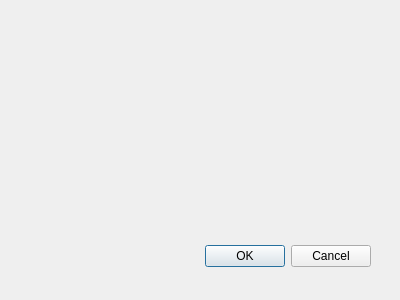
soda92/beijing_fushengji_rewrite, file form/net_cafe.ui: the form before one commit.
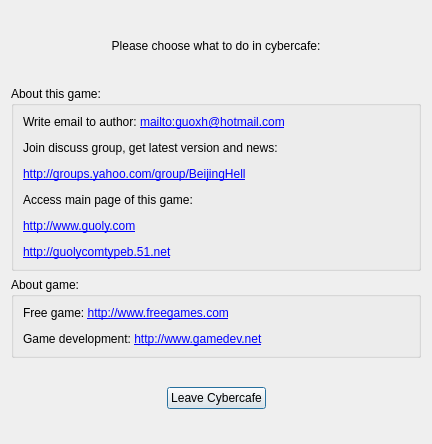
The form after the commit.

Commit message: add netcafe text and translation

The edit to the form file:
```diff
--- a/form/net_cafe.ui
+++ b/form/net_cafe.ui
@@ -6,8 +6,8 @@
    <rect>
     <x>0</x>
     <y>0</y>
-    <width>400</width>
-    <height>300</height>
+    <width>432</width>
+    <height>444</height>
    </rect>
   </property>
   <property name="acceptDrops">
@@ -16,22 +16,89 @@
   <property name="windowTitle">
    <string>net_bar_title</string>
   </property>
-  <widget class="QDialogButtonBox" name="buttonBox">
-   <property name="geometry">
-    <rect>
-     <x>30</x>
-     <y>240</y>
-     <width>341</width>
-     <height>32</height>
-    </rect>
-   </property>
-   <property name="orientation">
-    <enum>Qt::Orientation::Horizontal</enum>
-   </property>
-   <property name="standardButtons">
-    <set>QDialogButtonBox::StandardButton::Cancel|QDialogButtonBox::StandardButton::Ok</set>
-   </property>
-  </widget>
+  <layout class="QVBoxLayout" name="verticalLayout">
+   <item>
+    <widget class="QLabel" name="label">
+     <property name="text">
+      <string>Please choose what to do in cybercafe:</string>
+     </property>
+     <property name="alignment">
+      <set>Qt::AlignmentFlag::AlignCenter</set>
+     </property>
+    </widget>
+   </item>
+   <item>
+    <widget class="QGroupBox" name="groupBox">
+     <property name="title">
+      <string>About this game:</string>
+     </property>
+     <layout class="QGridLayout" name="gridLayout">
+      <item row="0" column="0">
+       <widget class="QLabel" name="label_2">
+        <property name="text">
+         <string>&lt;html&gt;&lt;head/&gt;&lt;body&gt;&lt;p&gt;Write email to author: &lt;a href=&quot;mailto:guoxh@hotmail.com&quot;&gt;&lt;span style=&quot; text-decoration: underline; color:#0000ff;&quot;&gt;mailto:guoxh@hotmail.com&lt;/span&gt;&lt;/a&gt;&lt;/p&gt;&lt;p&gt;&lt;a href=&quot;mailto:guoxh@hotmail.com&quot;&gt;&lt;/a&gt;&lt;span&gt;Join discuss group, get latest version and news:&lt;/span&gt;&lt;/p&gt;&lt;p&gt;&lt;a href=&quot;http://groups.yahoo.com/group/BeijingHell&quot;&gt;&lt;span style=&quot; text-decoration: underline; color:#0000ff;&quot;&gt;http://groups.yahoo.com/group/BeijingHell&lt;/span&gt;&lt;/a&gt;&lt;/p&gt;&lt;p&gt;Access main page of this game:&lt;/p&gt;&lt;p&gt;&lt;a href=&quot;http://www.guoly.com&quot;&gt;&lt;span style=&quot; text-decoration: underline; color:#0000ff;&quot;&gt;http://www.guoly.com&lt;/span&gt;&lt;/a&gt;&lt;/p&gt;&lt;p&gt;&lt;a href=&quot;http://guolycomtypeb.51.net&quot;&gt;&lt;span style=&quot; text-decoration: underline; color:#0000ff;&quot;&gt;http://guolycomtypeb.51.net&lt;/span&gt;&lt;/a&gt;&lt;/p&gt;&lt;/body&gt;&lt;/html&gt;</string>
+        </property>
+       </widget>
+      </item>
+     </layout>
+    </widget>
+   </item>
+   <item>
+    <widget class="QGroupBox" name="groupBox_2">
+     <property name="title">
+      <string>About game:</string>
+     </property>
+     <layout class="QGridLayout" name="gridLayout_2">
+      <item row="0" column="0">
+       <widget class="QLabel" name="label_3">
+        <property name="text">
+         <string>&lt;html&gt;&lt;head/&gt;&lt;body&gt;&lt;p&gt;Free game: &lt;a href=&quot;http://www.freegames.com&quot;&gt;&lt;span style=&quot; text-decoration: underline; color:#0000ff;&quot;&gt;http://www.freegames.com&lt;/span&gt;&lt;/a&gt;&lt;/p&gt;&lt;p&gt;Game development: &lt;a href=&quot;http://www.gamedev.net&quot;&gt;&lt;span style=&quot; text-decoration: underline; color:#0000ff;&quot;&gt;http://www.gamedev.net&lt;/span&gt;&lt;/a&gt;&lt;/p&gt;&lt;/body&gt;&lt;/html&gt;</string>
+        </property>
+       </widget>
+      </item>
+     </layout>
+    </widget>
+   </item>
+   <item>
+    <widget class="QWidget" name="widget" native="true">
+     <layout class="QHBoxLayout" name="horizontalLayout">
+      <item>
+       <spacer name="horizontalSpacer">
+        <property name="orientation">
+         <enum>Qt::Orientation::Horizontal</enum>
+        </property>
+        <property name="sizeHint" stdset="0">
+         <size>
+          <width>135</width>
+          <height>20</height>
+         </size>
+        </property>
+       </spacer>
+      </item>
+      <item>
+       <widget class="QPushButton" name="pushButton">
+        <property name="text">
+         <string>Leave Cybercafe</string>
+        </property>
+       </widget>
+      </item>
+      <item>
+       <spacer name="horizontalSpacer_2">
+        <property name="orientation">
+         <enum>Qt::Orientation::Horizontal</enum>
+        </property>
+        <property name="sizeHint" stdset="0">
+         <size>
+          <width>135</width>
+          <height>20</height>
+         </size>
+        </property>
+       </spacer>
+      </item>
+     </layout>
+    </widget>
+   </item>
+  </layout>
  </widget>
  <resources/>
  <connections/>
```
Left out of the diff: 2 changed lines with no effect on the pictures. The commit also changes 1 other file.
